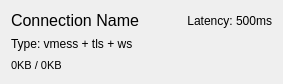
Old version of the form src/ui/widgets/ConnectionWidget.ui in the repository Qv2ray/Qv2ray.
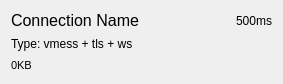
New version of the form.

Diff of the .ui file:
```diff
--- a/src/ui/widgets/ConnectionWidget.ui
+++ b/src/ui/widgets/ConnectionWidget.ui
@@ -31,7 +31,7 @@
      <item>
       <widget class="QLabel" name="latencyLabel">
        <property name="text">
-        <string>Latency: 500ms</string>
+        <string>500ms</string>
        </property>
        <property name="alignment">
         <set>Qt::AlignRight|Qt::AlignTrailing|Qt::AlignVCenter</set>
@@ -55,7 +55,7 @@
       </font>
      </property>
      <property name="text">
-      <string>0KB / 0KB</string>
+      <string>0KB</string>
      </property>
     </widget>
    </item>
```
